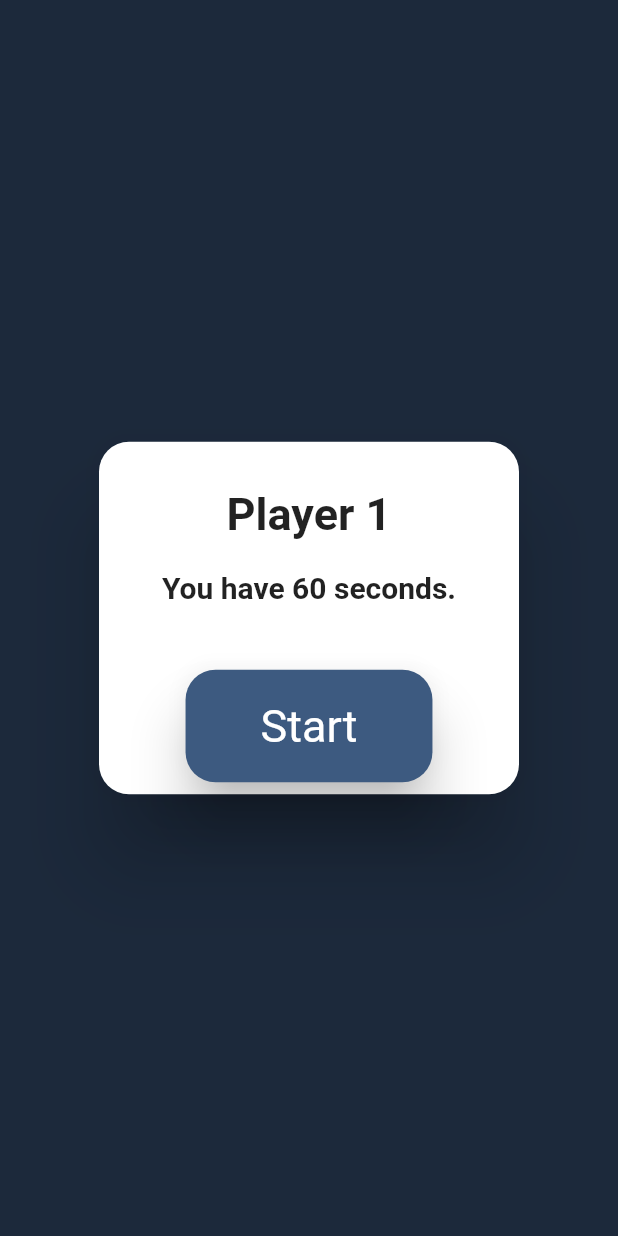
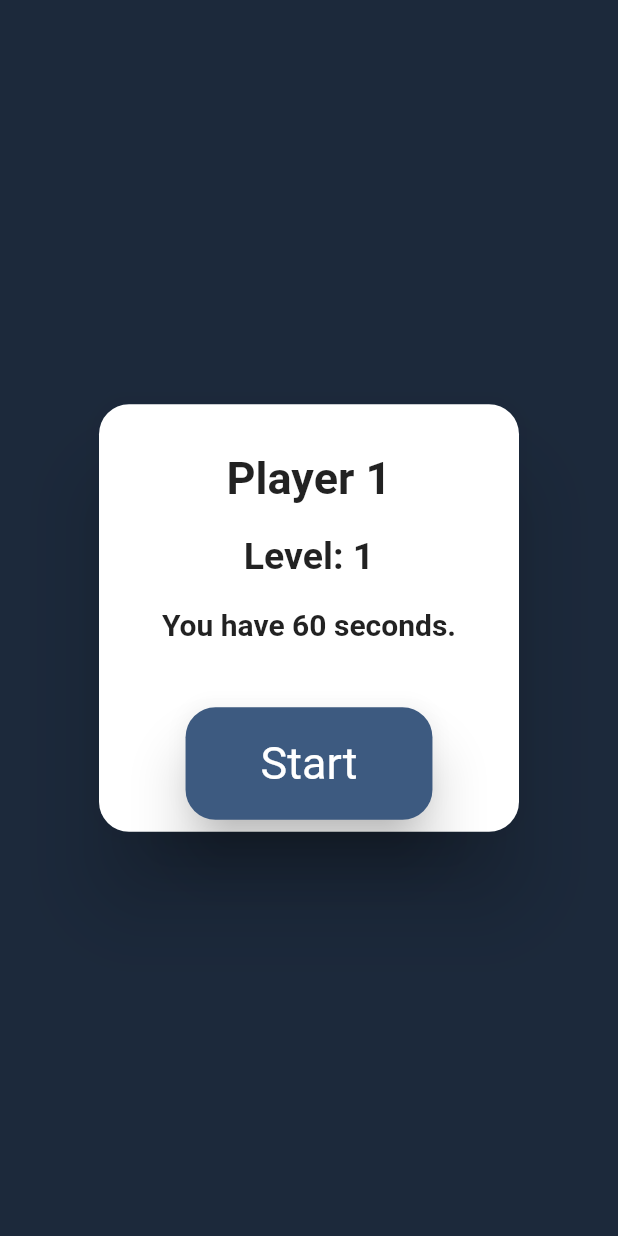
Before and after one commit to carvalho28/explode, a Flutter app: the screen it shows after launch, on a phone screen of 412 x 824 dp. Run offline on Flutter 3.47's test engine with Material 2 defaults, Android fonts, the phone set to English and light mode, and no system bars; our stand-ins replace share_plus, sqflite; accounts and stored records are empty.

```diff
--- a/lib/utilities/popup.dart
+++ b/lib/utilities/popup.dart
@@ -8,10 +8,12 @@ class PopupPlayer extends StatefulWidget {
     super.key,
     required this.playerName,
     required this.playerTime,
+    required this.level,
   });
 
   final String playerName;
   final int playerTime;
+  final int level;
 
   @override
   State<PopupPlayer> createState() => _PopupPlayerState();
@@ -20,11 +22,13 @@ class PopupPlayer extends StatefulWidget {
 class _PopupPlayerState extends State<PopupPlayer> {
   late String _playerName;
   late int _playerTime;
+  late int _level;
 
   @override
   void initState() {
     _playerName = widget.playerName;
     _playerTime = widget.playerTime;
+    _level = widget.level;
     super.initState();
   }
 
@@ -39,7 +43,7 @@ class _PopupPlayerState extends State<PopupPlayer> {
         borderRadius: BorderRadius.circular(20),
       ),
       content: SizedBox(
-        height: 100,
+        height: 150,
         child: Column(
           mainAxisAlignment: MainAxisAlignment.center,
           children: [
@@ -47,6 +51,14 @@ class _PopupPlayerState extends State<PopupPlayer> {
               _playerName,
               style: const TextStyle(
                 fontSize: 30,
+                fontWeight: FontWeight.bold,
+              ),
+            ),
+            const SizedBox(height: 20),
+            Text(
+              'Level: $_level',
+              style: const TextStyle(
+                fontSize: 25,
                 fontWeight: FontWeight.bold,
               ),
             ),
--- a/lib/views/game_multiplayer.dart
+++ b/lib/views/game_multiplayer.dart
@@ -1,4 +1,8 @@
+import 'dart:math';
+
 import 'package:explode/constants/general.dart';
+import 'package:explode/utilities/game_engine.dart';
+import 'package:explode/utilities/levels.dart';
 import 'package:explode/utilities/popup.dart';
 import 'package:explode/utilities/timer.dart';
 import 'package:explode/utilities/timer_multiplayer.dart';
@@ -29,6 +33,9 @@ class _GameMultiplayerState extends State<GameMultiplayer> {
 
   bool _startClock = false;
 
+  // widget of Expression
+  late Widget _expression;
+
   // get timer value from level
   int getTimeFromLevel(int level) {
     if (level == 1) {
@@ -49,6 +56,7 @@ class _GameMultiplayerState extends State<GameMultiplayer> {
     _numberOfPlayers = _players.length;
     _scores = List<int>.filled(_numberOfPlayers, 0);
     _timeLevel = getTimeFromLevel(_level);
+    _expression = Levels(level: _level);
     super.initState();
 
     WidgetsBinding.instance.addPostFrameCallback((_) async {
@@ -57,6 +65,7 @@ class _GameMultiplayerState extends State<GameMultiplayer> {
         builder: (context) => PopupPlayer(
           playerName: _players[_playerNow],
           playerTime: _timeLevel,
+          level: _level,
         ),
       );
       setState(() {
@@ -67,9 +76,12 @@ class _GameMultiplayerState extends State<GameMultiplayer> {
 
   @override
   Widget build(BuildContext context) {
-    print(_groupId);
-    print(_players);
-    print(_numberOfPlayers);
+    // print(_groupId);
+    // print(_players);
+    // print(_numberOfPlayers);
+    // print(_level);
+    // print(_playerNow);
+    print(_scores);
     return Scaffold(
       backgroundColor: primaryColor,
       appBar: AppBar(
@@ -81,12 +93,14 @@ class _GameMultiplayerState extends State<GameMultiplayer> {
           mainAxisAlignment: MainAxisAlignment.start,
           children: [
             if (_startClock)
+              Column(
+                children: [
                   TimerMultiplayer(
                     startingTime: 5,
                     onEnd: () {
+                      // go to next player
                       setState(() {
                         _playerNow = (_playerNow + 1) % _numberOfPlayers;
-                    _timeLevel = getTimeFromLevel(_level);
                         _startClock = false;
                       });
                       WidgetsBinding.instance.addPostFrameCallback((_) async {
@@ -95,6 +109,7 @@ class _GameMultiplayerState extends State<GameMultiplayer> {
                           builder: (context) => PopupPlayer(
                             playerName: _players[_playerNow],
                             playerTime: _timeLevel,
+                            level: _level,
                           ),
                         );
                         setState(() {
@@ -103,6 +118,11 @@ class _GameMultiplayerState extends State<GameMultiplayer> {
                       });
                     },
                   ),
+                  // present the expression to the player
+                  const SizedBox(height: 50),
+                  _expression,
+                ],
+              ),
           ],
         ),
       ),
```
Lines whose indentation alone changed are shown as unchanged.
